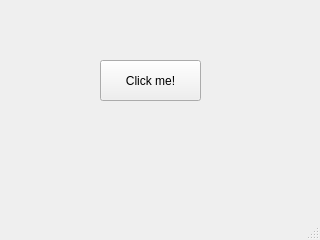
Old version of the form hello.ui in the repository huydoIT/PyQtTutorial.
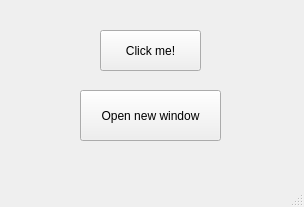
New version of the form. Icons and pictures are not drawn.

Commit message: open new windows

The edit to the form file:
```diff
--- a/hello.ui
+++ b/hello.ui
@@ -6,8 +6,8 @@
    <rect>
     <x>0</x>
     <y>0</y>
-    <width>320</width>
-    <height>240</height>
+    <width>304</width>
+    <height>207</height>
    </rect>
   </property>
   <property name="windowTitle">
@@ -18,7 +18,7 @@
     <property name="geometry">
      <rect>
       <x>100</x>
-      <y>60</y>
+      <y>30</y>
       <width>101</width>
       <height>41</height>
      </rect>
@@ -27,6 +27,19 @@
      <string>Click me!</string>
     </property>
    </widget>
+   <widget class="QPushButton" name="btOpen">
+    <property name="geometry">
+     <rect>
+      <x>80</x>
+      <y>90</y>
+      <width>141</width>
+      <height>51</height>
+     </rect>
+    </property>
+    <property name="text">
+     <string>Open new window</string>
+    </property>
+   </widget>
   </widget>
   <widget class="QMenuBar" name="menubar">
    <property name="geometry">
```
Left out of the diff: 8 changed lines with no effect on the pictures. The commit also changes 4 other files.
